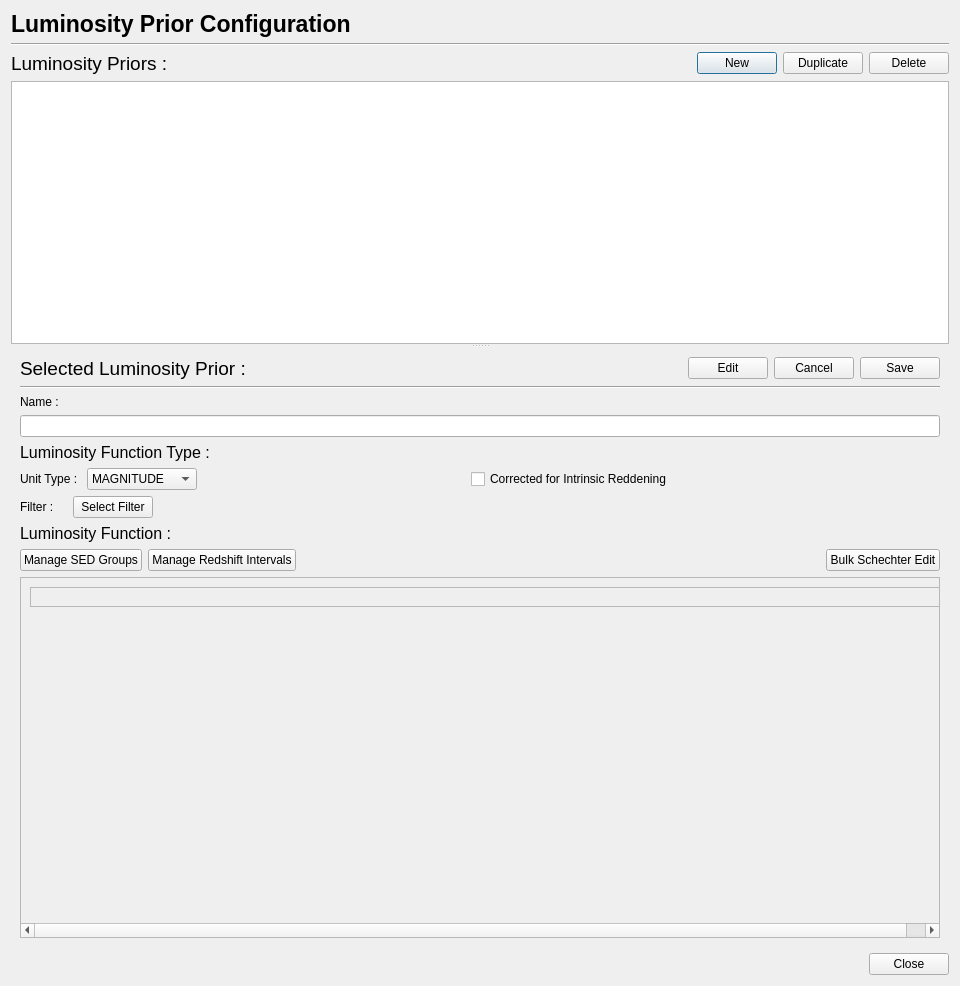
Above: PhzQtUI/auxdir/PhzQtUI/DialogLuminosityPrior.ui from astrorama/Phosphoros before the change. Below: the same form after it.
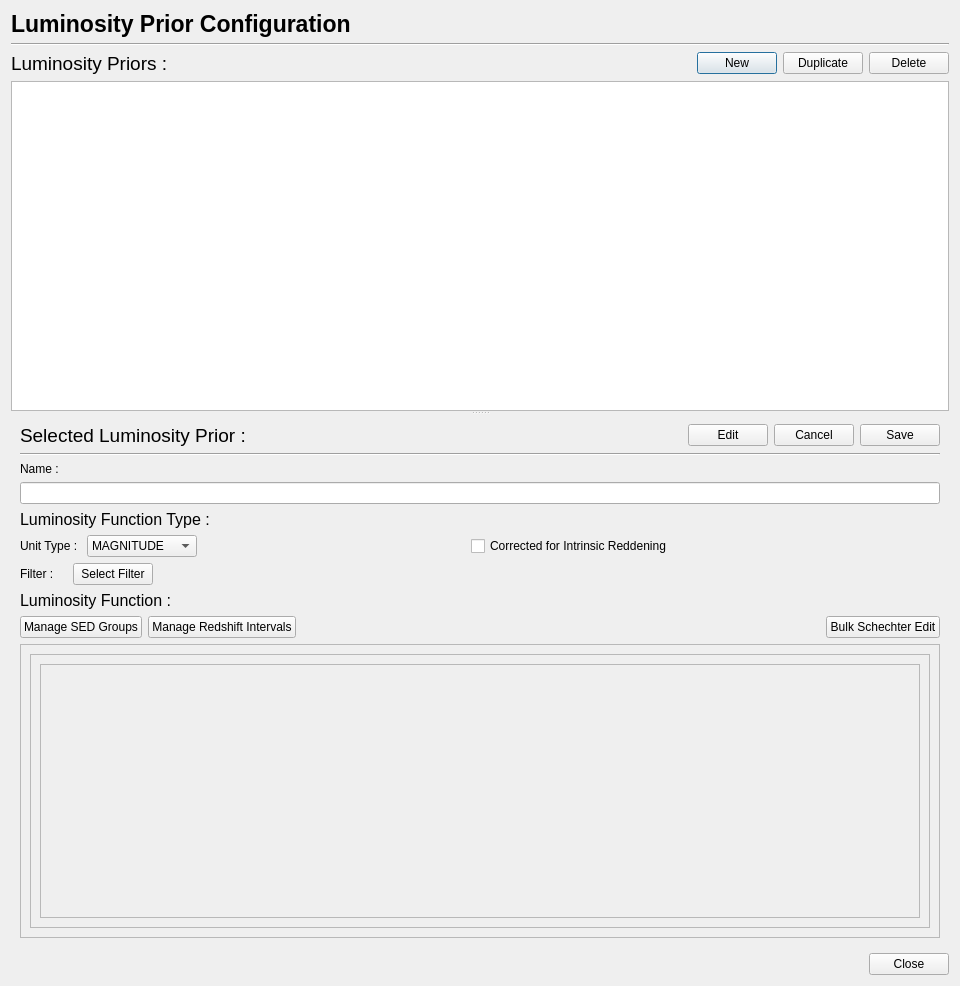
That is the form after the change.

Patch:
```diff
--- a/PhzQtUI/auxdir/PhzQtUI/DialogLuminosityPrior.ui
+++ b/PhzQtUI/auxdir/PhzQtUI/DialogLuminosityPrior.ui
@@ -372,12 +372,27 @@
               <rect>
                <x>0</x>
                <y>0</y>
-               <width>940</width>
-               <height>225</height>
+               <width>920</width>
+               <height>326</height>
               </rect>
              </property>
              <layout class="QVBoxLayout" name="verticalLayout_7">
               <item>
+               <widget class="QScrollArea" name="scrollArea_2">
+                <property name="widgetResizable">
+                 <bool>true</bool>
+                </property>
+                <widget class="QWidget" name="scrollAreaWidgetContents_2">
+                 <property name="geometry">
+                  <rect>
+                   <x>0</x>
+                   <y>0</y>
+                   <width>900</width>
+                   <height>306</height>
+                  </rect>
+                 </property>
+                 <layout class="QVBoxLayout" name="verticalLayout_8">
+                  <item>
                <widget class="QFrame" name="frame_Luminosity">
                 <property name="frameShape">
                  <enum>QFrame::StyledPanel</enum>
@@ -399,18 +414,9 @@
                 </layout>
                </widget>
               </item>
-              <item>
-               <spacer name="verticalSpacer_2">
-                <property name="orientation">
-                 <enum>Qt::Vertical</enum>
-                </property>
-                <property name="sizeHint" stdset="0">
-                 <size>
-                  <width>919</width>
-                  <height>176</height>
-                 </size>
-                </property>
-               </spacer>
+                 </layout>
+                </widget>
+               </widget>
               </item>
              </layout>
              <zorder>frame_Luminosity</zorder>
```
Left out of the diff: 3 changed lines with no effect on the pictures. Lines whose indentation alone changed are shown as unchanged.
